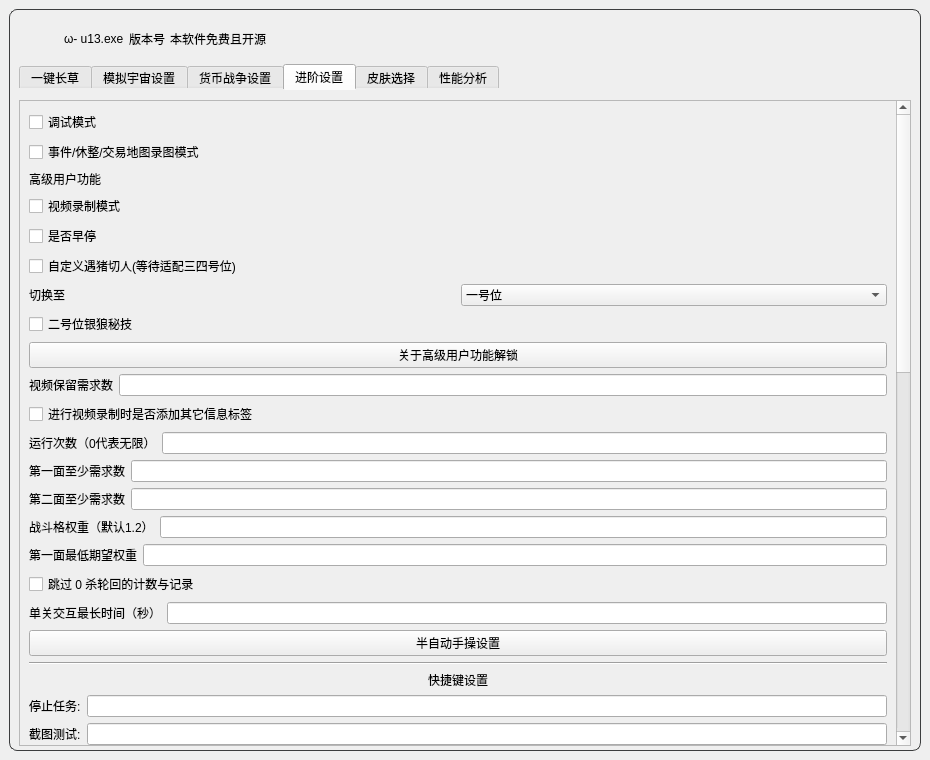
Qt form resource/ui/UI.ui (qlx3264/Simulated_Scepter) before a commit.
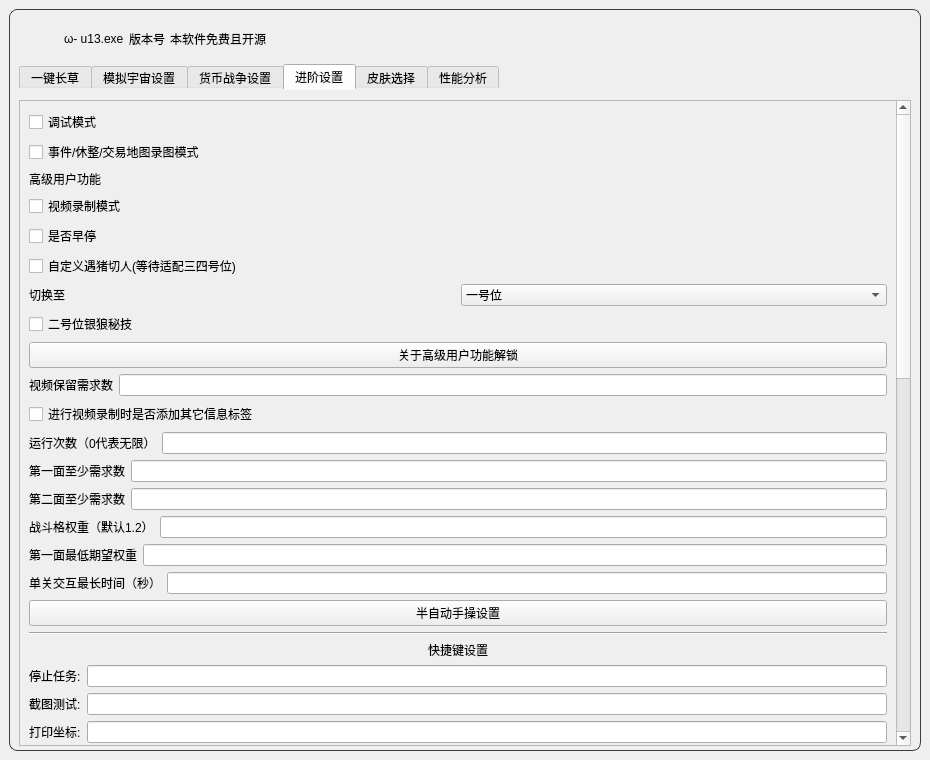
The same form after that commit. The open tabs and pages were chosen to show the change. Icons and pictures are not drawn.

Commit message: 删除意外保留的自用/测试代码

The edit to the form file:
```diff
--- a/resource/ui/UI.ui
+++ b/resource/ui/UI.ui
@@ -1429,13 +1429,6 @@
                      </item>
                     </layout>
                    </item>
-                   <item>
-                    <widget class="QCheckBox" name="skip_zero_kill_checkbox">
-                     <property name="text">
-                      <string>跳过 0 杀轮回的计数与记录</string>
-                     </property>
-                    </widget>
-                   </item>
                    <item>
                     <layout class="QHBoxLayout" name="horizontalLayout_interact_time">
                      <item>
```
